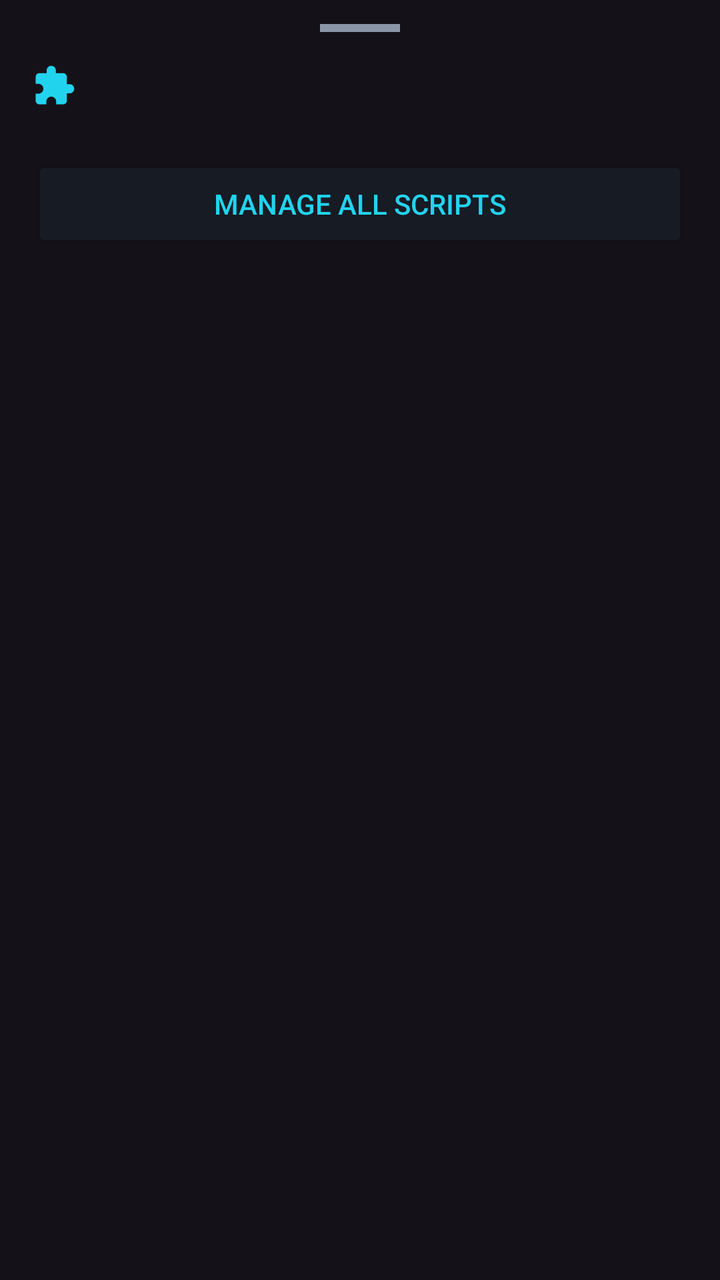
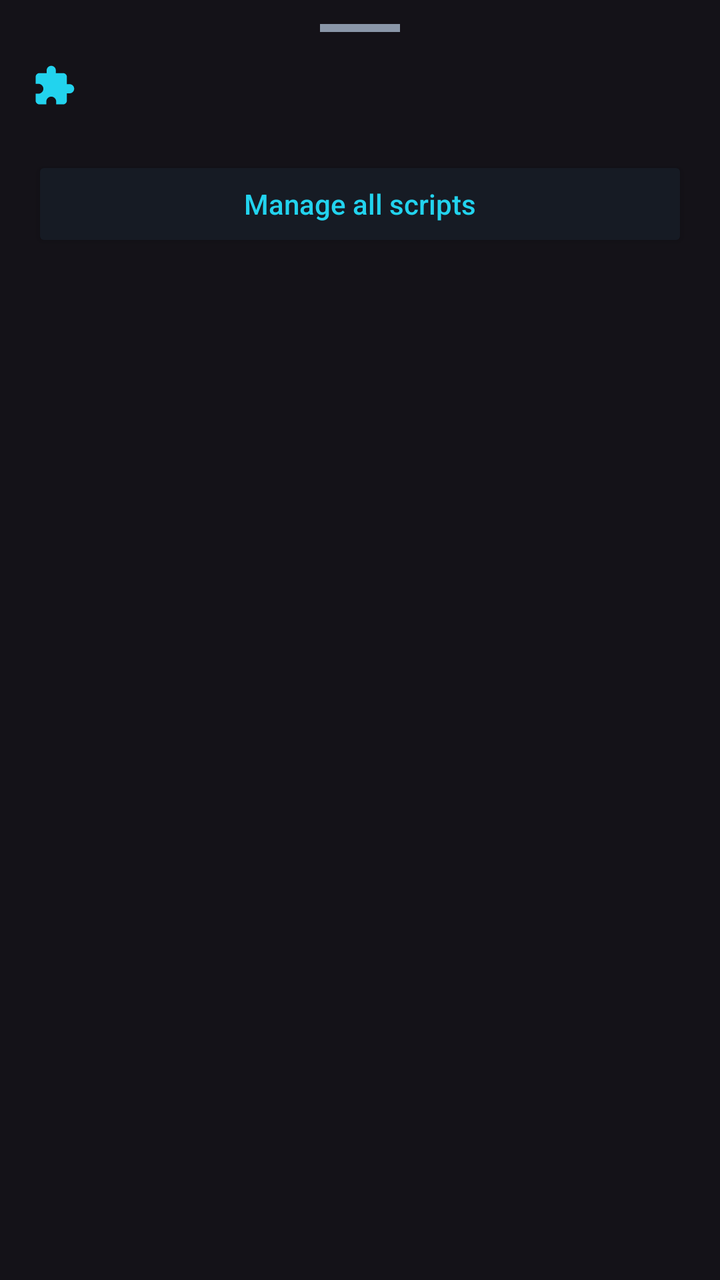

Two renders of the same Android screen: before a commit and after it. Below are the layout's source before the change and the commit's diff.
<!-- AndroidManifest.xml: application theme Theme.UHCompanion -->
<!-- res/layout/dialog_script_menu.xml -->
<?xml version="1.0" encoding="utf-8"?>
<ScrollView xmlns:android="http://schemas.android.com/apk/res/android"
    android:layout_width="match_parent"
    android:layout_height="wrap_content"
    android:maxHeight="600dp">

    <LinearLayout
        android:layout_width="match_parent"
        android:layout_height="wrap_content"
        android:orientation="vertical"
        android:paddingTop="12dp"
        android:paddingBottom="20dp"
        android:paddingStart="16dp"
        android:paddingEnd="16dp">

        <View
            android:layout_width="40dp"
            android:layout_height="4dp"
            android:layout_gravity="center_horizontal"
            android:background="@color/subtext"
            android:layout_marginBottom="16dp" />

        <LinearLayout
            android:layout_width="match_parent"
            android:layout_height="wrap_content"
            android:orientation="horizontal"
            android:gravity="center_vertical"
            android:layout_marginBottom="12dp">

            <ImageView
                android:layout_width="22dp"
                android:layout_height="22dp"
                android:src="@drawable/ic_extension_rounded"
                android:tint="@color/accent" />

            <TextView
                android:id="@+id/scriptMenuDomain"
                android:layout_width="0dp"
                android:layout_height="wrap_content"
                android:layout_weight="1"
                android:layout_marginStart="10dp"
                android:text=""
                android:textColor="@color/text"
                android:textSize="14sp"
                android:textStyle="bold"
                android:maxLines="1"
                android:ellipsize="middle" />
        </LinearLayout>

        <LinearLayout
            android:id="@+id/scriptMenuList"
            android:layout_width="match_parent"
            android:layout_height="wrap_content"
            android:orientation="vertical" />

        <Button
            android:id="@+id/scriptMenuAll"
            android:layout_width="match_parent"
            android:layout_height="wrap_content"
            android:layout_marginTop="12dp"
            android:text="Manage all scripts"
            android:backgroundTint="@color/surface"
            android:textColor="@color/accent"
            android:isAllCaps="false" />
    </LinearLayout>
</ScrollView>
<!-- resources referenced by this layout -->
<resources>
  <color name="accent">#22D3EE</color>
  <color name="subtext">#8A96A8</color>
  <color name="surface">#161B24</color>
  <color name="text">#E6EDF5</color>
  <!-- drawable ic_extension_rounded (drawable) -->
  <vector xmlns:android="http://schemas.android.com/apk/res/android"
      android:width="24dp" android:height="24dp"
      android:viewportWidth="24" android:viewportHeight="24">
      <path android:fillColor="#4ADE80"
          android:pathData="M20.5,11H19V7c0,-1.1 -0.9,-2 -2,-2h-4V3.5C13,2.12 11.88,1 10.5,1S8,2.12 8,3.5V5H4c-1.1,0 -1.99,0.9 -1.99,2v3.8H3.5c1.49,0 2.7,1.21 2.7,2.7s-1.21,2.7 -2.7,2.7H2V20c0,1.1 0.9,2 2,2h3.8v-1.5c0,-1.49 1.21,-2.7 2.7,-2.7 1.49,0 2.7,1.21 2.7,2.7V22H17c1.1,0 2,-0.9 2,-2v-4h1.5c1.38,0 2.5,-1.12 2.5,-2.5S21.88,11 20.5,11z"/>
  </vector>
  <style name="Theme.UHCompanion" parent="Theme.Material3.Dark.NoActionBar">
          <item name="android:statusBarColor">@color/bg</item>
          <item name="android:navigationBarColor">@color/bg</item>
          <item name="android:windowLightStatusBar">false</item>
          <item name="colorPrimary">@color/accent</item>
          <item name="colorOnPrimary">@color/bg</item>
          <item name="colorSurface">@color/surface</item>
          <item name="colorOnSurface">@color/text</item>
      </style>
  <color name="bg">#0B0F14</color>
</resources>

<!-- the commit's change to res/layout/dialog_script_menu.xml (unified diff, before → after) -->
@@ -61,6 +61,6 @@
             android:text="Manage all scripts"
             android:backgroundTint="@color/surface"
             android:textColor="@color/accent"
-            android:isAllCaps="false" />
+            android:textAllCaps="false" />
     </LinearLayout>
 </ScrollView>
